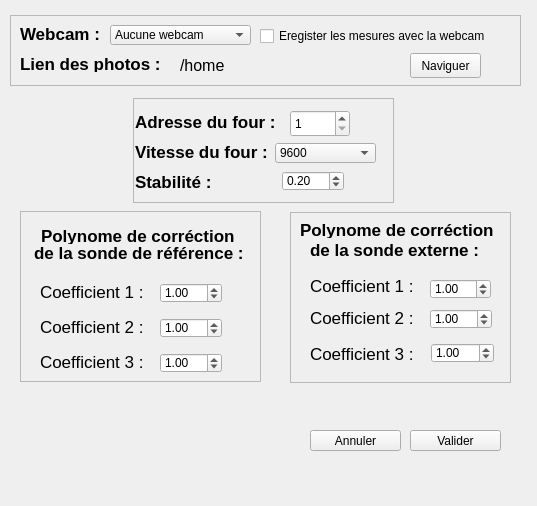
Qt form src/config.ui (ludovicl/Examesure-Linux) before a commit.
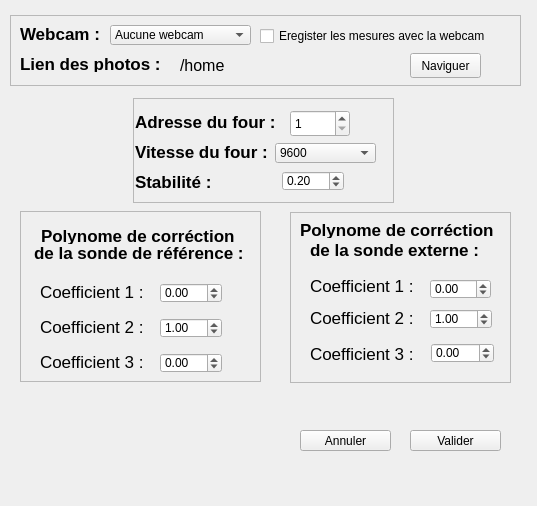
The same form after that commit.

What changed in the file:
```diff
--- a/src/config.ui
+++ b/src/config.ui
@@ -419,7 +419,7 @@
      <double>0.100000000000000</double>
     </property>
     <property name="value">
-     <double>1.000000000000000</double>
+     <double>0.000000000000000</double>
     </property>
    </widget>
    <widget class="QDoubleSpinBox" name="spinCoefExt2">
@@ -463,7 +463,7 @@
      <double>0.100000000000000</double>
     </property>
     <property name="value">
-     <double>1.000000000000000</double>
+     <double>0.000000000000000</double>
     </property>
    </widget>
   </widget>
@@ -549,7 +549,7 @@
     <double>0.100000000000000</double>
    </property>
    <property name="value">
-    <double>1.000000000000000</double>
+    <double>0.000000000000000</double>
    </property>
   </widget>
   <widget class="QLabel" name="label_13">
@@ -633,7 +633,7 @@
     <double>0.100000000000000</double>
    </property>
    <property name="value">
-    <double>1.000000000000000</double>
+    <double>0.000000000000000</double>
    </property>
   </widget>
   <widget class="QFrame" name="frame_4">
@@ -684,7 +684,7 @@
   <widget class="QPushButton" name="pushAnnuler">
    <property name="geometry">
     <rect>
-     <x>310</x>
+     <x>300</x>
      <y>430</y>
      <width>91</width>
      <height>21</height>
```
Left out of the diff: 5 changed lines with no effect on the pictures.
